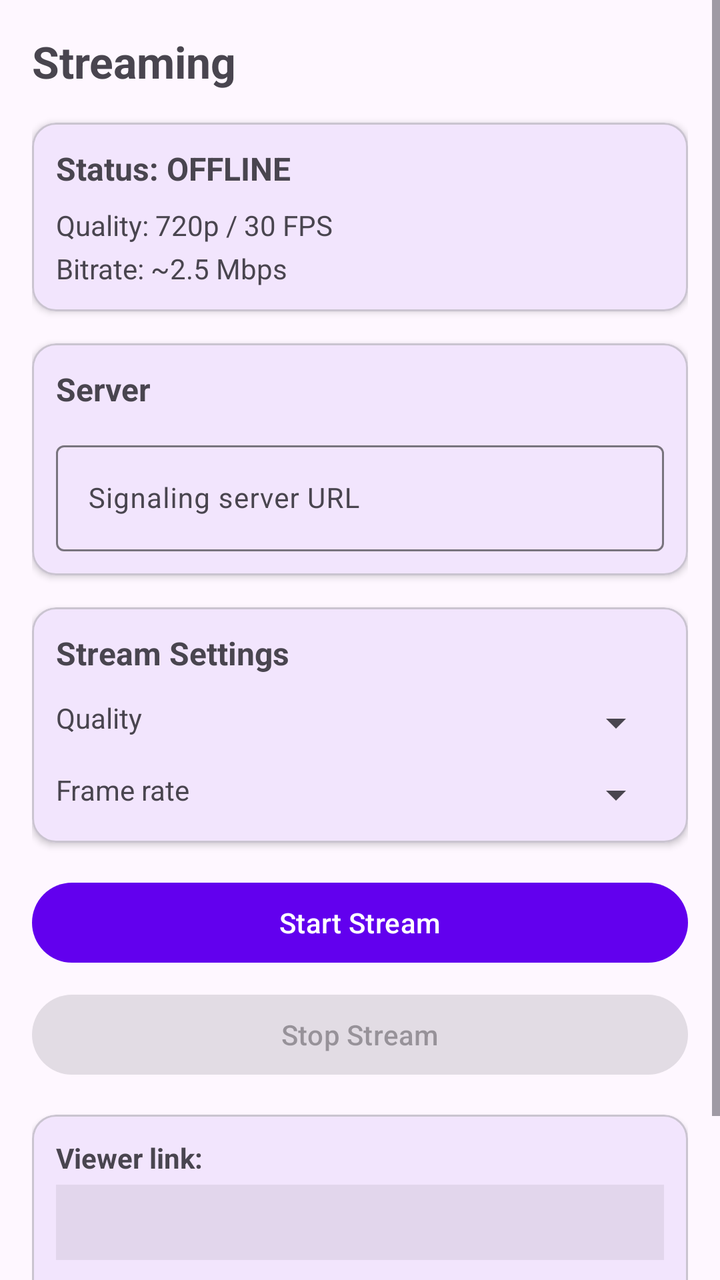
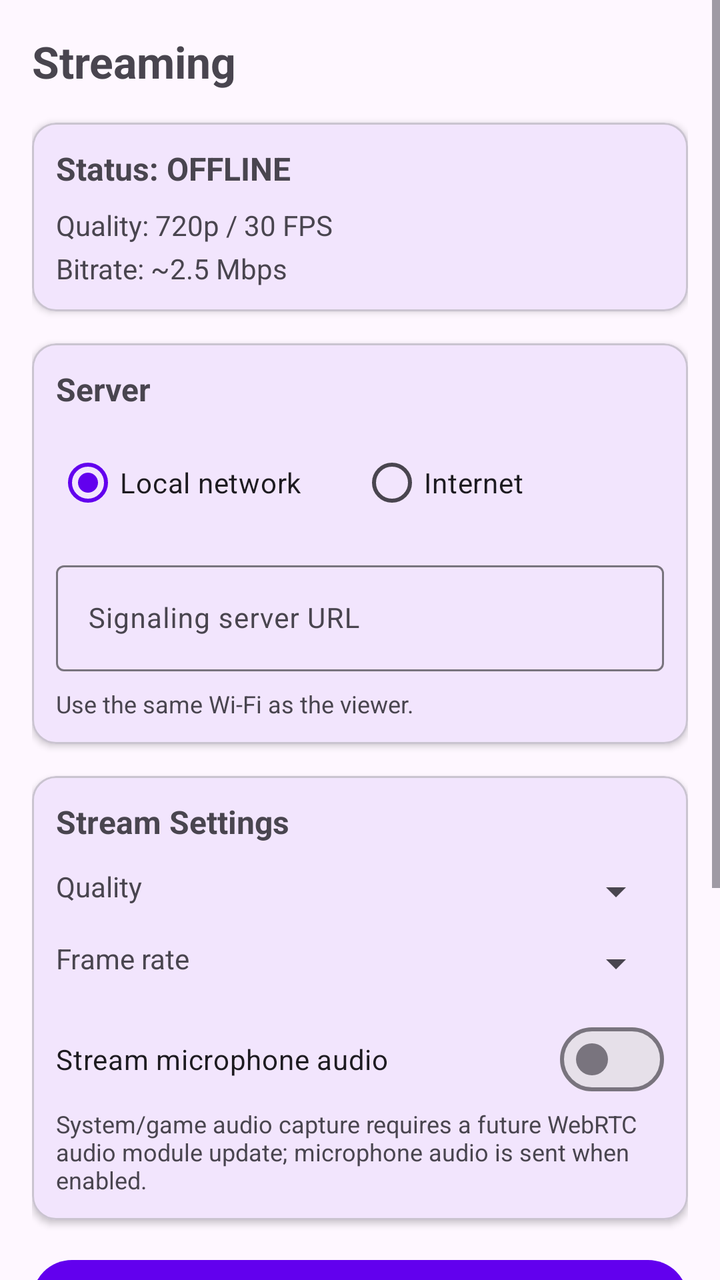

Before-and-after screenshots of an Android layout around one commit, followed by the original layout XML and the change that was made.
<!-- AndroidManifest.xml: application theme Theme.FloatOverlay -->
<!-- res/layout/fragment_stream.xml -->
<?xml version="1.0" encoding="utf-8"?>
<ScrollView xmlns:android="http://schemas.android.com/apk/res/android"
    xmlns:app="http://schemas.android.com/apk/res-auto"
    android:layout_width="match_parent"
    android:layout_height="match_parent"
    android:fillViewport="true">

    <LinearLayout
        android:layout_width="match_parent"
        android:layout_height="wrap_content"
        android:orientation="vertical"
        android:padding="16dp">

        <TextView
            android:layout_width="wrap_content"
            android:layout_height="wrap_content"
            android:layout_marginBottom="16dp"
            android:text="Streaming"
            android:textSize="22sp"
            android:textStyle="bold" />

        <com.google.android.material.card.MaterialCardView
            android:layout_width="match_parent"
            android:layout_height="wrap_content"
            android:layout_marginBottom="16dp"
            app:cardCornerRadius="12dp"
            app:cardElevation="2dp"
            app:contentPadding="12dp">

            <LinearLayout
                android:layout_width="match_parent"
                android:layout_height="wrap_content"
                android:orientation="vertical">

                <TextView
                    android:id="@+id/streamStatusText"
                    android:layout_width="wrap_content"
                    android:layout_height="wrap_content"
                    android:layout_marginBottom="8dp"
                    android:text="Status: OFFLINE"
                    android:textSize="16sp"
                    android:textStyle="bold" />

                <TextView
                    android:id="@+id/streamStatsText"
                    android:layout_width="wrap_content"
                    android:layout_height="wrap_content"
                    android:lineSpacingMultiplier="1.3"
                    android:text="Quality: 720p / 30 FPS\nBitrate: ~2.5 Mbps"
                    android:textColor="?android:attr/textColorSecondary"
                    android:textSize="14sp" />
            </LinearLayout>
        </com.google.android.material.card.MaterialCardView>

        <com.google.android.material.card.MaterialCardView
            android:layout_width="match_parent"
            android:layout_height="wrap_content"
            android:layout_marginBottom="16dp"
            app:cardCornerRadius="12dp"
            app:cardElevation="2dp"
            app:contentPadding="12dp">

            <LinearLayout
                android:layout_width="match_parent"
                android:layout_height="wrap_content"
                android:orientation="vertical">

                <TextView
                    android:layout_width="wrap_content"
                    android:layout_height="wrap_content"
                    android:layout_marginBottom="12dp"
                    android:text="Server"
                    android:textSize="16sp"
                    android:textStyle="bold" />

                <com.google.android.material.textfield.TextInputLayout
                    android:layout_width="match_parent"
                    android:layout_height="wrap_content"
                    android:hint="Signaling server URL"
                    app:endIconMode="clear_text">

                    <com.google.android.material.textfield.TextInputEditText
                        android:id="@+id/serverUrlInput"
                        android:layout_width="match_parent"
                        android:layout_height="wrap_content"
                        android:inputType="textUri"
                        android:textSize="14sp" />
                </com.google.android.material.textfield.TextInputLayout>
            </LinearLayout>
        </com.google.android.material.card.MaterialCardView>

        <com.google.android.material.card.MaterialCardView
            android:layout_width="match_parent"
            android:layout_height="wrap_content"
            android:layout_marginBottom="16dp"
            app:cardCornerRadius="12dp"
            app:cardElevation="2dp"
            app:contentPadding="12dp">

            <LinearLayout
                android:layout_width="match_parent"
                android:layout_height="wrap_content"
                android:orientation="vertical">

                <TextView
                    android:layout_width="wrap_content"
                    android:layout_height="wrap_content"
                    android:layout_marginBottom="12dp"
                    android:text="Stream Settings"
                    android:textSize="16sp"
                    android:textStyle="bold" />

                <LinearLayout
                    android:layout_width="match_parent"
                    android:layout_height="wrap_content"
                    android:layout_marginBottom="12dp"
                    android:orientation="horizontal">

                    <TextView
                        android:layout_width="0dp"
                        android:layout_height="wrap_content"
                        android:layout_weight="1"
                        android:text="Quality"
                        android:textSize="14sp" />

                    <Spinner
                        android:id="@+id/qualitySpinner"
                        android:layout_width="0dp"
                        android:layout_height="wrap_content"
                        android:layout_weight="2" />
                </LinearLayout>

                <LinearLayout
                    android:layout_width="match_parent"
                    android:layout_height="wrap_content"
                    android:orientation="horizontal">

                    <TextView
                        android:layout_width="0dp"
                        android:layout_height="wrap_content"
                        android:layout_weight="1"
                        android:text="Frame rate"
                        android:textSize="14sp" />

                    <Spinner
                        android:id="@+id/fpsSpinner"
                        android:layout_width="0dp"
                        android:layout_height="wrap_content"
                        android:layout_weight="2" />
                </LinearLayout>
            </LinearLayout>
        </com.google.android.material.card.MaterialCardView>

        <Button
            android:id="@+id/startStreamButton"
            android:layout_width="match_parent"
            android:layout_height="wrap_content"
            android:layout_marginBottom="8dp"
            android:text="Start Stream" />

        <Button
            android:id="@+id/stopStreamButton"
            android:layout_width="match_parent"
            android:layout_height="wrap_content"
            android:layout_marginBottom="16dp"
            android:enabled="false"
            android:text="Stop Stream" />

        <com.google.android.material.card.MaterialCardView
            android:layout_width="match_parent"
            android:layout_height="wrap_content"
            android:layout_marginBottom="16dp"
            app:cardCornerRadius="12dp"
            app:cardElevation="2dp"
            app:contentPadding="12dp">

            <LinearLayout
                android:layout_width="match_parent"
                android:layout_height="wrap_content"
                android:orientation="vertical">

                <TextView
                    android:layout_width="wrap_content"
                    android:layout_height="wrap_content"
                    android:layout_marginBottom="4dp"
                    android:text="Viewer link:"
                    android:textSize="14sp"
                    android:textStyle="bold" />

                <TextView
                    android:id="@+id/streamLinkText"
                    android:layout_width="match_parent"
                    android:layout_height="wrap_content"
                    android:layout_marginBottom="12dp"
                    android:background="#11000000"
                    android:padding="10dp"
                    android:textIsSelectable="true"
                    android:textSize="13sp" />

                <Button
                    android:id="@+id/copyLinkButton"
                    android:layout_width="match_parent"
                    android:layout_height="wrap_content"
                    android:enabled="false"
                    android:text="Copy Link" />
            </LinearLayout>
        </com.google.android.material.card.MaterialCardView>

    </LinearLayout>
</ScrollView>
<!-- resources referenced by this layout -->
<resources>
  <style name="Theme.FloatOverlay" parent="Theme.Material3.DayNight.NoActionBar">
          <item name="colorPrimary">@color/purple_500</item>
          <item name="colorPrimaryVariant">@color/purple_700</item>
          <item name="colorOnPrimary">@color/white</item>
          <item name="colorSecondary">@color/teal_200</item>
          <item name="colorSecondaryVariant">@color/teal_700</item>
          <item name="android:statusBarColor">@color/purple_700</item>
      </style>
  <color name="purple_500">#FF6200EE</color>
  <color name="purple_700">#FF3700B3</color>
  <color name="white">#FFFFFFFF</color>
  <color name="teal_200">#FF03DAC5</color>
  <color name="teal_700">#FF018786</color>
</resources>

<!-- the commit's change to res/layout/fragment_stream.xml (unified diff, before → after) -->
@@ -73,6 +73,29 @@
                     android:textSize="16sp"
                     android:textStyle="bold" />
 
+                <RadioGroup
+                    android:id="@+id/serverModeGroup"
+                    android:layout_width="match_parent"
+                    android:layout_height="wrap_content"
+                    android:layout_marginBottom="12dp"
+                    android:orientation="horizontal">
+
+                    <RadioButton
+                        android:id="@+id/modeLocal"
+                        android:layout_width="0dp"
+                        android:layout_height="wrap_content"
+                        android:layout_weight="1"
+                        android:checked="true"
+                        android:text="Local network" />
+
+                    <RadioButton
+                        android:id="@+id/modeInternet"
+                        android:layout_width="0dp"
+                        android:layout_height="wrap_content"
+                        android:layout_weight="1"
+                        android:text="Internet" />
+                </RadioGroup>
+
                 <com.google.android.material.textfield.TextInputLayout
                     android:layout_width="match_parent"
                     android:layout_height="wrap_content"
@@ -86,6 +109,15 @@
                         android:inputType="textUri"
                         android:textSize="14sp" />
                 </com.google.android.material.textfield.TextInputLayout>
+
+                <TextView
+                    android:id="@+id/modeHintText"
+                    android:layout_width="wrap_content"
+                    android:layout_height="wrap_content"
+                    android:layout_marginTop="8dp"
+                    android:text="Use the same Wi-Fi as the viewer."
+                    android:textColor="?android:attr/textColorSecondary"
+                    android:textSize="12sp" />
             </LinearLayout>
         </com.google.android.material.card.MaterialCardView>
 
@@ -133,6 +165,7 @@
                 <LinearLayout
                     android:layout_width="match_parent"
                     android:layout_height="wrap_content"
+                    android:layout_marginBottom="12dp"
                     android:orientation="horizontal">
 
                     <TextView
@@ -148,6 +181,19 @@
                         android:layout_height="wrap_content"
                         android:layout_weight="2" />
                 </LinearLayout>
+
+                <com.google.android.material.materialswitch.MaterialSwitch
+                    android:id="@+id/audioSwitch"
+                    android:layout_width="match_parent"
+                    android:layout_height="wrap_content"
+                    android:text="Stream microphone audio" />
+
+                <TextView
+                    android:layout_width="wrap_content"
+                    android:layout_height="wrap_content"
+                    android:text="System/game audio capture requires a future WebRTC audio module update; microphone audio is sent when enabled."
+                    android:textColor="?android:attr/textColorSecondary"
+                    android:textSize="12sp" />
             </LinearLayout>
         </com.google.android.material.card.MaterialCardView>
 
